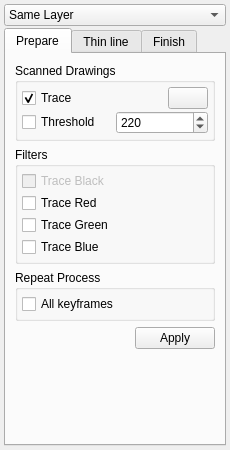
Above: app/ui/bitmapcoloringwidget.ui from pencil2d/pencil before the change. Below: the same form after it.
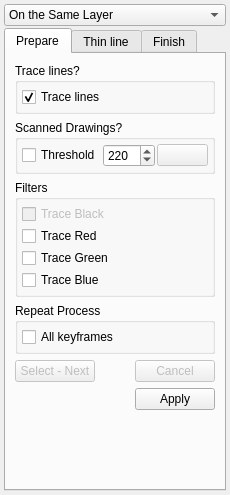
That is the form after the change. Icons and pictures are not drawn.

Commit message: Blend lines working.

Diff of the .ui file:
```diff
--- a/app/ui/bitmapcoloringwidget.ui
+++ b/app/ui/bitmapcoloringwidget.ui
@@ -7,13 +7,13 @@
     <x>0</x>
     <y>0</y>
     <width>230</width>
-    <height>450</height>
+    <height>495</height>
    </rect>
   </property>
   <property name="windowTitle">
    <string>Form</string>
   </property>
-  <layout class="QVBoxLayout" name="verticalLayout_13">
+  <layout class="QVBoxLayout" name="verticalLayout_15">
    <property name="spacing">
     <number>2</number>
    </property>
@@ -33,7 +33,7 @@
     <widget class="QComboBox" name="cbLayerSelector">
      <item>
       <property name="text">
-       <string>Same Layer</string>
+       <string>On the Same Layer</string>
       </property>
      </item>
      <item>
@@ -52,13 +52,13 @@
       <attribute name="title">
        <string>Prepare</string>
       </attribute>
-      <layout class="QVBoxLayout" name="verticalLayout_5">
+      <layout class="QVBoxLayout" name="verticalLayout_13">
        <item>
-        <widget class="QGroupBox" name="gb1Prepare">
+        <widget class="QGroupBox" name="gb0Prepare">
          <property name="title">
-          <string>Scanned Drawings</string>
+          <string>Trace lines?</string>
          </property>
-         <layout class="QVBoxLayout" name="verticalLayout">
+         <layout class="QVBoxLayout" name="verticalLayout_5">
           <property name="spacing">
            <number>2</number>
           </property>
@@ -79,7 +79,7 @@
             <item>
              <widget class="QCheckBox" name="cb1Trace">
               <property name="text">
-               <string>Trace</string>
+               <string>Trace lines</string>
               </property>
               <property name="checked">
                <bool>true</bool>
@@ -99,22 +99,32 @@
               </property>
              </spacer>
             </item>
-            <item>
-             <widget class="QPushButton" name="btnSelectAreas">
-              <property name="toolTip">
-               <string>Select area from scanned Drawings</string>
-              </property>
-              <property name="text">
-               <string/>
-              </property>
-              <property name="icon">
-               <iconset resource="../data/app.qrc">
-                <normaloff>:/icons/select.png</normaloff>:/icons/select.png</iconset>
-              </property>
-             </widget>
-            </item>
            </layout>
           </item>
+         </layout>
+        </widget>
+       </item>
+       <item>
+        <widget class="QGroupBox" name="gb1Prepare">
+         <property name="title">
+          <string>Scanned Drawings?</string>
+         </property>
+         <layout class="QVBoxLayout" name="verticalLayout">
+          <property name="spacing">
+           <number>2</number>
+          </property>
+          <property name="leftMargin">
+           <number>4</number>
+          </property>
+          <property name="topMargin">
+           <number>4</number>
+          </property>
+          <property name="rightMargin">
+           <number>4</number>
+          </property>
+          <property name="bottomMargin">
+           <number>4</number>
+          </property>
           <item>
            <layout class="QHBoxLayout" name="horizontalLayout_2">
             <item>
@@ -137,6 +147,23 @@
               </property>
              </widget>
             </item>
+            <item>
+             <widget class="QPushButton" name="btnSelectAreas">
+              <property name="enabled">
+               <bool>false</bool>
+              </property>
+              <property name="toolTip">
+               <string>Select areas from scanned Drawings</string>
+              </property>
+              <property name="text">
+               <string/>
+              </property>
+              <property name="icon">
+               <iconset resource="../data/app.qrc">
+                <normaloff>:/icons/select.png</normaloff>:/icons/select.png</iconset>
+              </property>
+             </widget>
+            </item>
            </layout>
           </item>
          </layout>
@@ -336,6 +363,49 @@
          </layout>
         </widget>
        </item>
+       <item>
+        <layout class="QHBoxLayout" name="horizontalLayout_3">
+         <item>
+          <widget class="QPushButton" name="btnSelectNext">
+           <property name="enabled">
+            <bool>false</bool>
+           </property>
+           <property name="toolTip">
+            <string>Select - and go to next keyframe</string>
+           </property>
+           <property name="text">
+            <string>Select - Next</string>
+           </property>
+          </widget>
+         </item>
+         <item>
+          <spacer name="horizontalSpacer_18">
+           <property name="orientation">
+            <enum>Qt::Horizontal</enum>
+           </property>
+           <property name="sizeHint" stdset="0">
+            <size>
+             <width>40</width>
+             <height>20</height>
+            </size>
+           </property>
+          </spacer>
+         </item>
+         <item>
+          <widget class="QPushButton" name="btnSelectCancel">
+           <property name="enabled">
+            <bool>false</bool>
+           </property>
+           <property name="toolTip">
+            <string>Cancel select areas</string>
+           </property>
+           <property name="text">
+            <string>Cancel</string>
+           </property>
+          </widget>
+         </item>
+        </layout>
+       </item>
        <item>
         <layout class="QHBoxLayout" name="horizontalLayout_7">
          <item>
```
Left out of the diff: 101 changed lines with no effect on the pictures. The commit also changes 12 other files.
